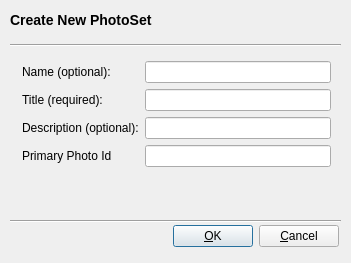
First picture: the form in flickrexport/flickralbumdialog.ui, repository KDE/kipi-plugins, before the edit.
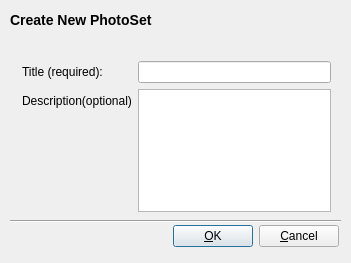
Second picture: the form after the edit. Custom widgets are drawn as their Qt base class.

The edit to the form file:
```diff
--- a/flickrexport/flickralbumdialog.ui
+++ b/flickrexport/flickralbumdialog.ui
@@ -35,22 +35,6 @@
    <property name="geometry" >
     <rect>
      <x>10</x>
-     <y>30</y>
-     <width>331</width>
-     <height>31</height>
-    </rect>
-   </property>
-   <property name="frameShape" >
-    <enum>QFrame::HLine</enum>
-   </property>
-   <property name="frameShadow" >
-    <enum>QFrame::Sunken</enum>
-   </property>
-  </widget>
-  <widget class="Line" name="hline2" >
-   <property name="geometry" >
-    <rect>
-     <x>10</x>
      <y>213</y>
      <width>331</width>
      <height>16</height>
@@ -132,7 +116,7 @@
      <x>11</x>
      <y>50</y>
      <width>331</width>
-     <height>162</height>
+     <height>173</height>
     </rect>
    </property>
    <layout class="QFormLayout" name="formLayout" >
@@ -140,19 +124,6 @@
      <enum>QFormLayout::AllNonFixedFieldsGrow</enum>
     </property>
     <item row="0" column="0" >
-     <widget class="QLabel" name="nameLabel" >
-      <property name="text" >
-       <string>Name (optional):</string>
-      </property>
-      <property name="wordWrap" >
-       <bool>false</bool>
-      </property>
-     </widget>
-    </item>
-    <item row="0" column="1" >
-     <widget class="KLineEdit" name="nameEdit" />
-    </item>
-    <item row="1" column="0" >
      <widget class="QLabel" name="titleLabel" >
       <property name="text" >
        <string>Title (required):</string>
@@ -162,31 +133,21 @@
       </property>
      </widget>
     </item>
-    <item row="2" column="0" >
+    <item row="0" column="1" >
+     <widget class="KLineEdit" name="titleEdit" />
+    </item>
+    <item row="1" column="0" >
      <widget class="QLabel" name="captionLabel" >
       <property name="text" >
-       <string>Description (optional):</string>
+       <string>Description(optional)</string>
       </property>
       <property name="wordWrap" >
        <bool>false</bool>
       </property>
      </widget>
     </item>
-    <item row="2" column="1" >
-     <widget class="KLineEdit" name="descriptionEdit" />
-    </item>
-    <item row="3" column="0" >
-     <widget class="QLabel" name="label" >
-      <property name="text" >
-       <string>Primary Photo Id</string>
-      </property>
-     </widget>
-    </item>
     <item row="1" column="1" >
-     <widget class="KLineEdit" name="titleEdit" />
-    </item>
-    <item row="3" column="1" >
-     <widget class="QLineEdit" name="primaryPhotoIdEdit" />
+     <widget class="QPlainTextEdit" name="descriptionEdit" />
     </item>
    </layout>
    <zorder>nameLabel</zorder>
```
Left out of the diff: 14 changed lines with no effect on the pictures.
